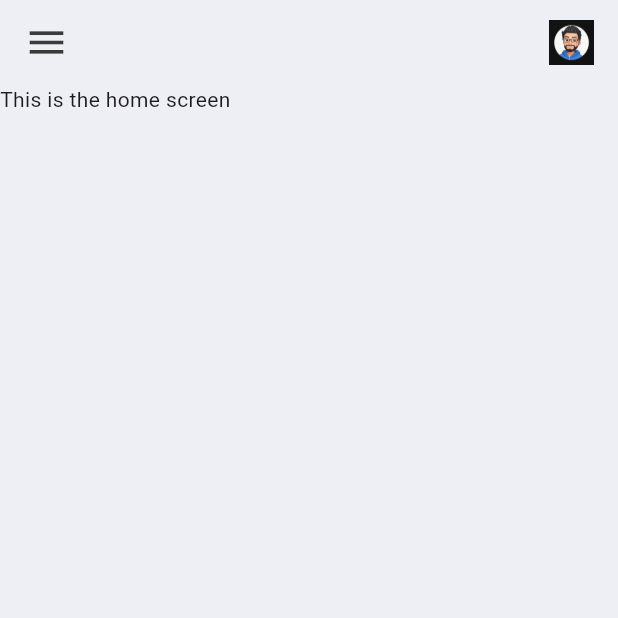
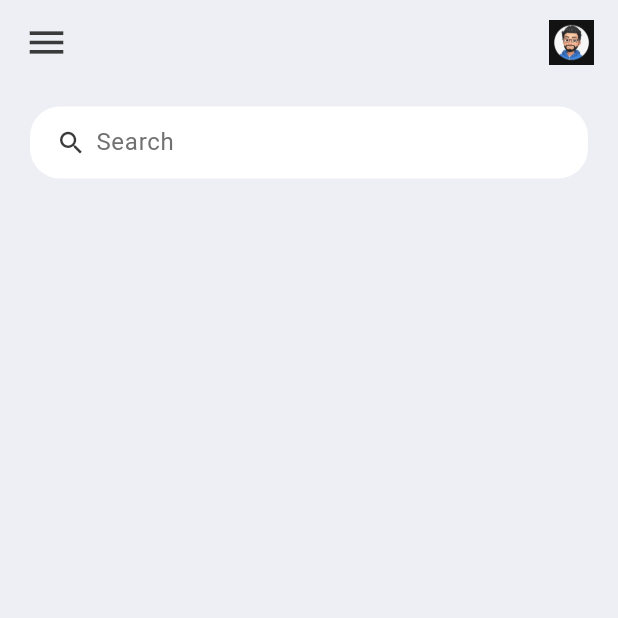
Before and after one commit to Pranav-P-K/ToDo-App, a Flutter app: the screen it shows after launch, on a phone screen of 412 x 824 dp, the top half of it. Run offline on Flutter 3.47's test engine with Material 3 defaults, Android fonts, the phone set to English and light mode, and no system bars.

Commit message:
search bar created

```diff
--- a/todo_app/analysis_options.yaml
+++ b/todo_app/analysis_options.yaml
@@ -11,6 +11,8 @@ analyzer:
   errors:
     prefer_const_constructors: ignore
     non_constant_identifier_names: ignore
+    prefer_const_literals_to_create_immutables: ignore
+    camel_case_types: ignore
 include: package:flutter_lints/flutter.yaml
 
 linter:
--- a/todo_app/lib/screens/home.dart
+++ b/todo_app/lib/screens/home.dart
@@ -10,7 +10,12 @@ class Home extends StatelessWidget {
       backgroundColor: tdBGColor,
       appBar: _buildAppBar(),
       body: Container(
-        child: Text('This is the home screen'),
+        padding: EdgeInsets.symmetric(horizontal: 20,vertical: 15),
+        child: Column(
+          children: [
+            searchBox(),
+          ],
+        ),
       ),
     );
   }
@@ -38,3 +43,37 @@ class Home extends StatelessWidget {
     );
   }
 }
+
+class searchBox extends StatelessWidget {
+  const searchBox({
+    super.key,
+  });
+
+  @override
+  Widget build(BuildContext context) {
+    return Container(
+      padding: EdgeInsets.symmetric(horizontal: 15),
+      decoration: BoxDecoration(
+        color: Colors.white,
+        borderRadius: BorderRadius.circular(20)
+      ),
+      child: TextField(
+        decoration: InputDecoration(
+          contentPadding: EdgeInsets.all(0),
+          prefixIcon: Icon(
+            Icons.search,
+            color: tdBlack,
+            size: 20,
+          ),
+          prefixIconConstraints: BoxConstraints(
+            maxHeight: 20,
+            minWidth: 25,
+          ),
+          border: InputBorder.none,
+          hintText: 'Search',
+          hintStyle: TextStyle(color: tdGrey)
+        ),
+      ),
+    );
+  }
+}
```
